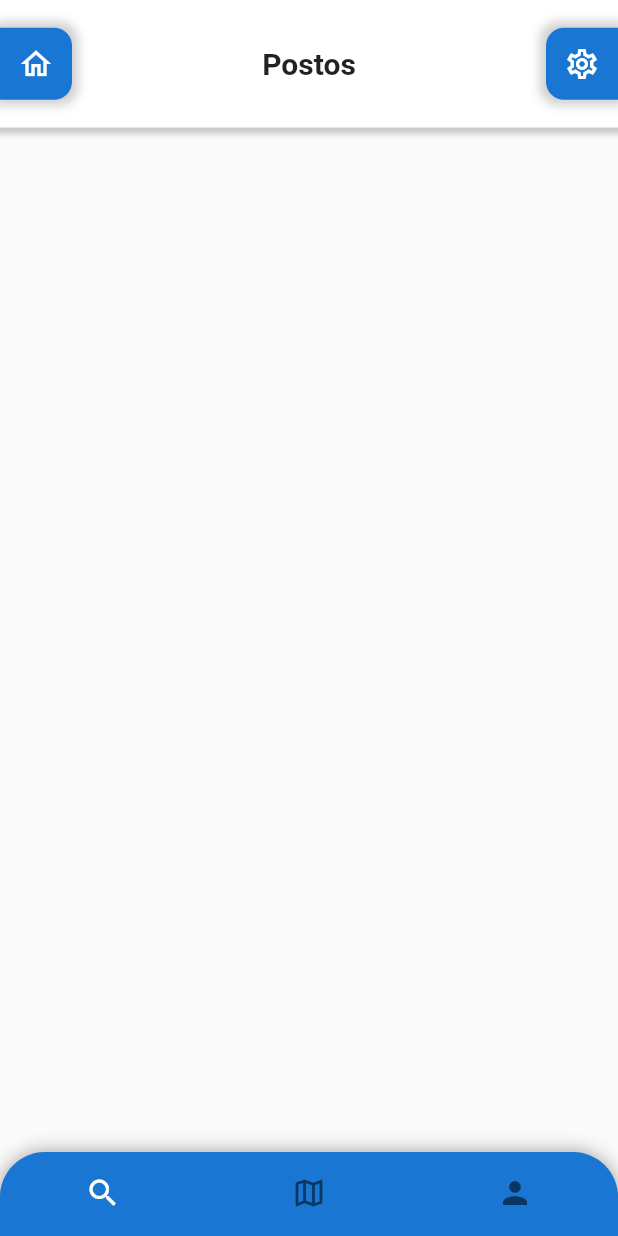
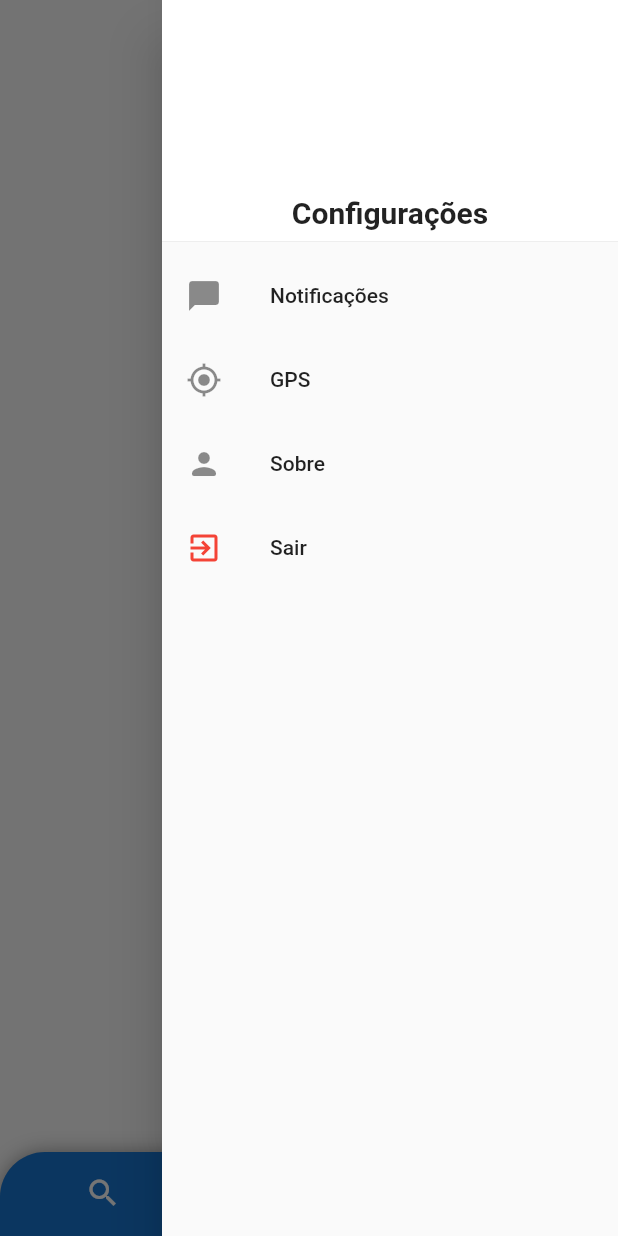
Before and after one commit to PedroLuisBrilhadori/faz-a-boa, a Flutter app: the screen it shows after launch, with the side drawer open (before the commit the screen has no drawer), on a phone screen of 412 x 824 dp. Run offline on Flutter 3.47's test engine with Material 2 defaults, Android fonts, the phone set to English and light mode, and no system bars.

Commit message:
feat: drawer de configurações

```diff
--- a/lib/view/main_screen.dart
+++ b/lib/view/main_screen.dart
@@ -3,6 +3,8 @@
 import 'package:faz_a_boa/widgets/app_bar/app_bar.dart';
 import 'package:faz_a_boa/widgets/navigation_bar/navigation_bar.dart';
 import 'package:flutter/material.dart';
+
+import '../widgets/drawer/appbar_drawer.dart';
 
 class MainScreen extends StatefulWidget {
   const MainScreen({Key? key}) : super(key: key);
@@ -15,7 +17,7 @@ class _MainScreenState extends State<MainScreen> {
   @override
   Widget build(BuildContext context) {
     return Scaffold(
-      body: FZBAppBar("Postos"),
+      endDrawer: AppBarDrawer(),
       bottomNavigationBar: FZBNavigationBar(),
     );
   }
--- /dev/null
+++ b/lib/widgets/drawer/appbar_drawer.dart
@@ -0,0 +1,55 @@
+// ignore_for_file: prefer_const_constructors, prefer_const_literals_to_create_immutables
+// ignore: prefer_const_literals_to_create_immutables
+
+import 'package:flutter/material.dart';
+
+class AppBarDrawer extends StatefulWidget {
+  const AppBarDrawer({Key? key}) : super(key: key);
+
+  @override
+  State<AppBarDrawer> createState() => _AppBarDrawerState();
+}
+
+class _AppBarDrawerState extends State<AppBarDrawer> {
+  @override
+  Widget build(BuildContext context) {
+    return Drawer(
+      child: ListView(
+        children: [
+          DrawerHeader(
+            decoration: BoxDecoration(
+              color: Colors.white,
+            ),
+            child: Column(
+                mainAxisAlignment: MainAxisAlignment.end,
+                children: <Widget>[
+                  Text('Configurações',
+                      style:
+                          TextStyle(fontSize: 20, fontWeight: FontWeight.bold))
+                ]),
+          ),
+          ListTile(
+            leading: Icon(Icons.chat_bubble_outlined),
+            title: const Text('Notificações'),
+            onTap: () {},
+          ),
+          ListTile(
+            leading: Icon(Icons.gps_fixed_outlined),
+            title: const Text('GPS'),
+            onTap: () {},
+          ),
+          ListTile(
+            leading: Icon(Icons.person_rounded),
+            title: const Text('Sobre'),
+            onTap: () {},
+          ),
+          ListTile(
+            leading: Icon(Icons.exit_to_app_outlined, color: Colors.red),
+            title: const Text('Sair'),
+            onTap: () {},
+          )
+        ],
+      ),
+    );
+  }
+}
```
